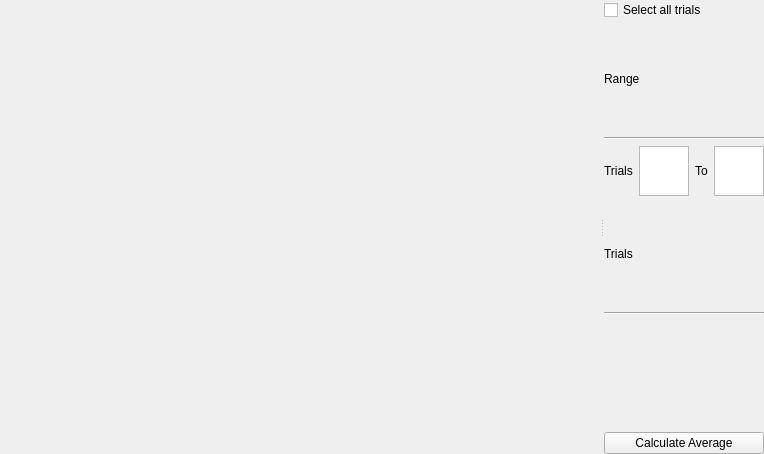
First picture: the form in plugins/analysis/time/average/average_plugin.ui, repository GAMMA-BOARD-FTD-PACC/gamma-lab-desktop-app, before the edit.
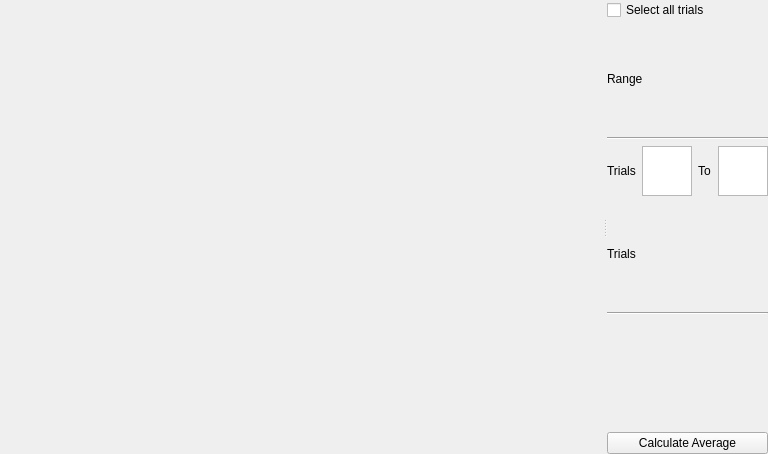
Second picture: the form after the edit.

```diff
--- a/plugins/analysis/time/average/average_plugin.ui
+++ b/plugins/analysis/time/average/average_plugin.ui
@@ -6,7 +6,7 @@
    <rect>
     <x>0</x>
     <y>0</y>
-    <width>682</width>
+    <width>768</width>
     <height>454</height>
    </rect>
   </property>
```
Left out of the diff: 2 changed lines with no effect on the pictures.
